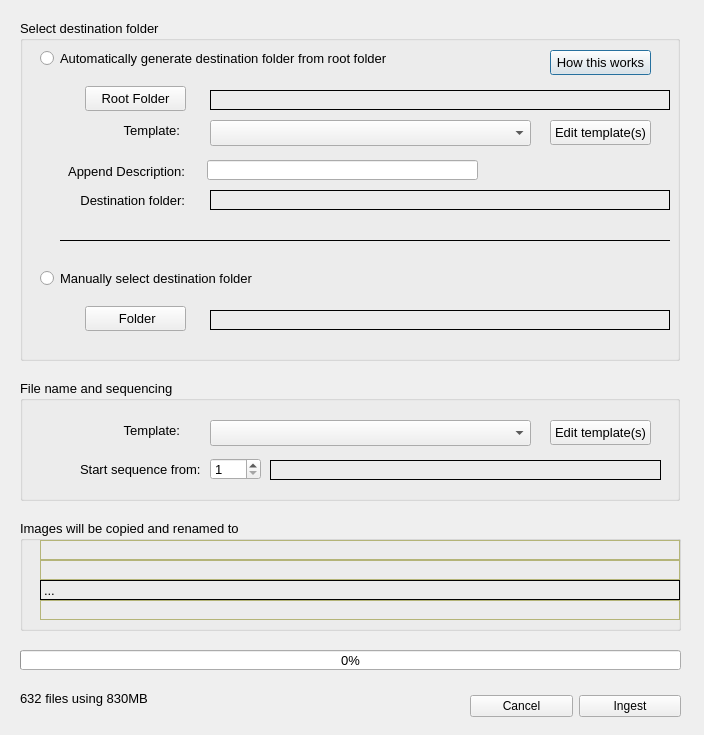
Above: Dialogs/copypickdlg.ui from towhee/Winnow64 before the change. Below: the same form after it.
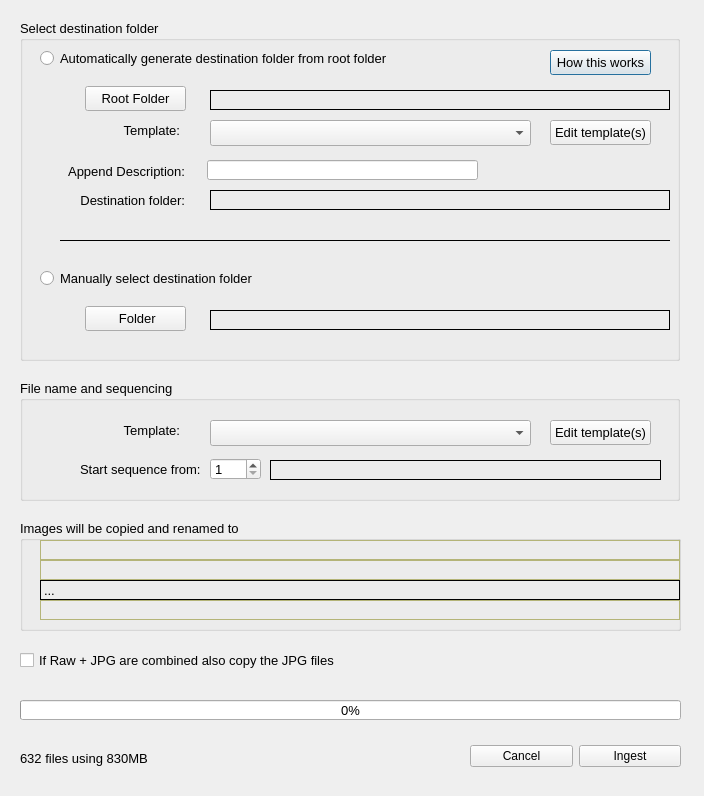
That is the form after the change.

```diff
--- a/Dialogs/copypickdlg.ui
+++ b/Dialogs/copypickdlg.ui
@@ -7,7 +7,7 @@
     <x>0</x>
     <y>0</y>
     <width>704</width>
-    <height>735</height>
+    <height>796</height>
    </rect>
   </property>
   <property name="sizePolicy">
@@ -468,7 +468,7 @@
    <property name="geometry">
     <rect>
      <x>20</x>
-     <y>650</y>
+     <y>700</y>
      <width>661</width>
      <height>20</height>
     </rect>
@@ -1040,7 +1040,7 @@
    <property name="geometry">
     <rect>
      <x>20</x>
-     <y>690</y>
+     <y>750</y>
      <width>241</width>
      <height>16</height>
     </rect>
@@ -1061,7 +1061,7 @@
    <property name="geometry">
     <rect>
      <x>470</x>
-     <y>690</y>
+     <y>740</y>
      <width>211</width>
      <height>32</height>
     </rect>
@@ -1104,6 +1104,24 @@
     </item>
    </layout>
   </widget>
+  <widget class="QCheckBox" name="combinedIncludeJpgChk">
+   <property name="geometry">
+    <rect>
+     <x>20</x>
+     <y>650</y>
+     <width>661</width>
+     <height>20</height>
+    </rect>
+   </property>
+   <property name="font">
+    <font>
+     <pointsize>10</pointsize>
+    </font>
+   </property>
+   <property name="text">
+    <string>If Raw + JPG are combined also copy the JPG files</string>
+   </property>
+  </widget>
  </widget>
  <resources/>
  <connections/>
```
